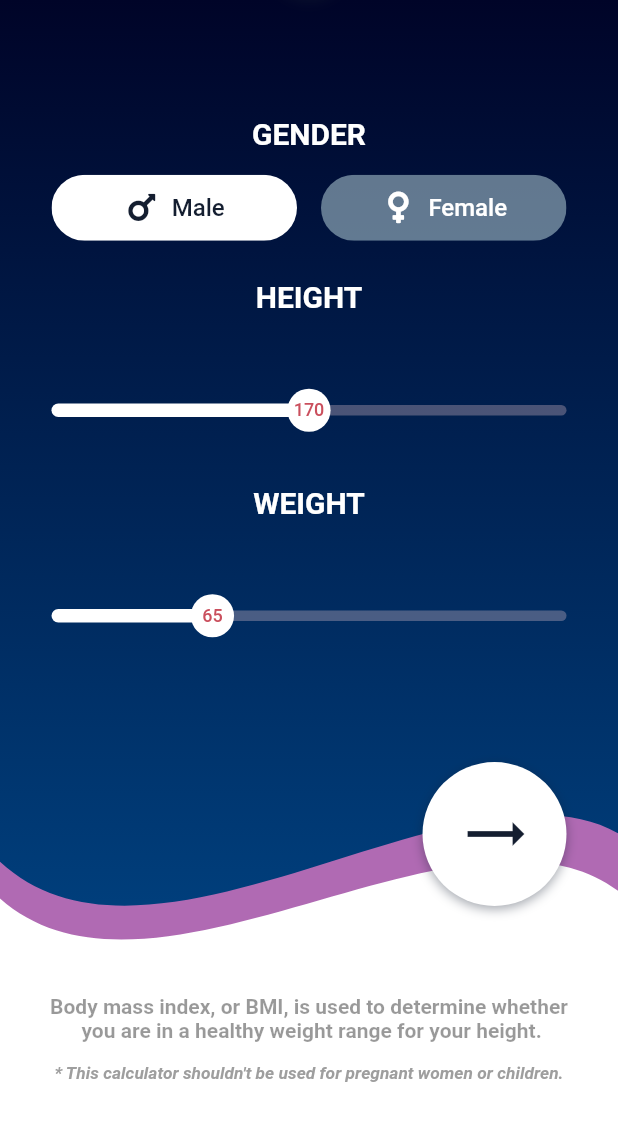
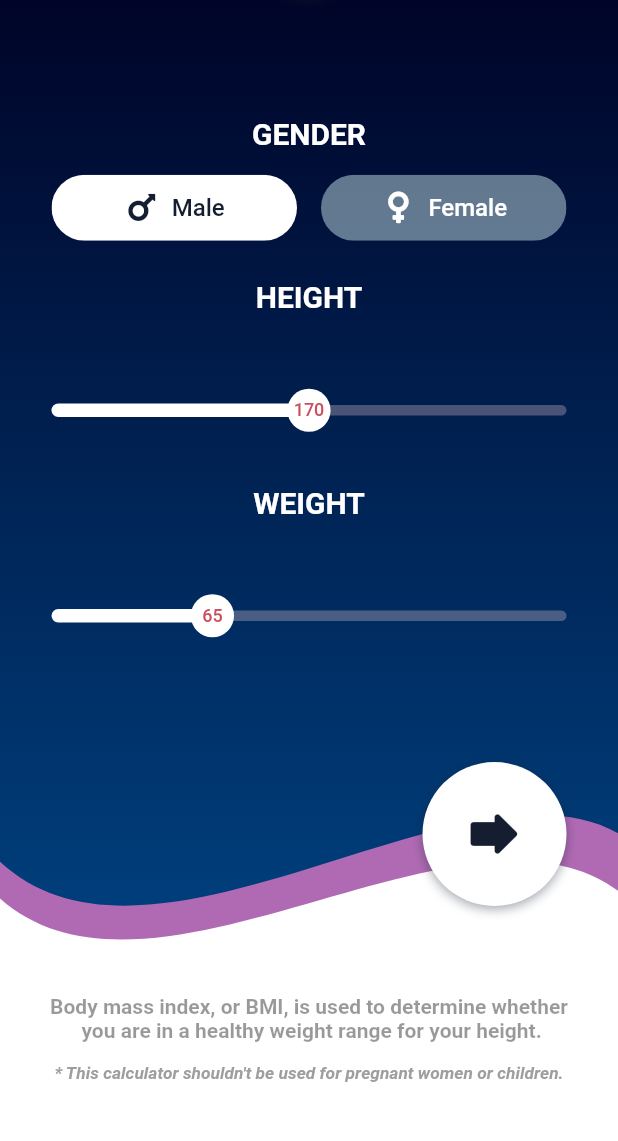
Before and after one commit to SHAHZAIB-prog/BMI-Calculator, a Flutter app: the screen it shows after launch, on a phone screen of 412 x 824 dp, the part 84-1225 px from its top. Run offline on Flutter 3.47's test engine with Material 2 defaults, Android fonts, the phone set to English and light mode, and no system bars; our stand-ins replace font_awesome_flutter.

Commit message:
Changing Icon of BMI Calculator

```diff
--- a/lib/home/home_screen.dart
+++ b/lib/home/home_screen.dart
@@ -238,7 +238,7 @@ class _HomeScreenState extends State<HomeScreen> {
                       shape: const CircleBorder(),
                       textColor: kPrimaryColor,
                       child: Icon(
-                        !showResult ? Icons.trending_flat : Icons.refresh,
+                        !showResult ? Icons.forward_rounded : Icons.backspace,
                         size: 48.0,
                       ),
                     ),
```
